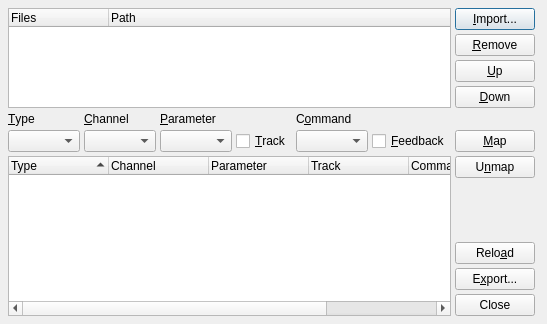
Qt form src/qtractorMidiControlForm.ui (rncbc/qtractor) before a commit.
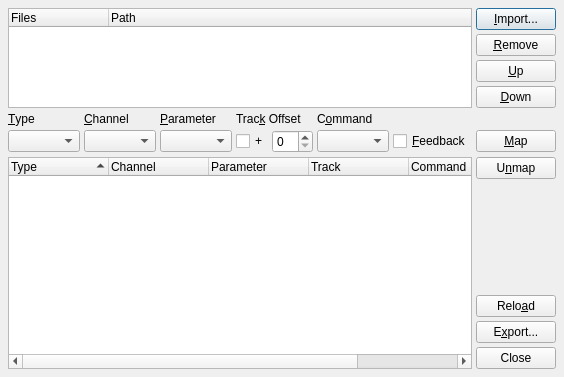
The same form after that commit. Icons and pictures are not drawn.

Commit message: - MIDI controller mapping finally refactored to support   some other MIDI event types than just CC (0xBn) ones   (RETROFIX).

Diff of the .ui file:
```diff
--- a/src/qtractorMidiControlForm.ui
+++ b/src/qtractorMidiControlForm.ui
@@ -20,13 +20,13 @@
 
  </comment>
  <class>qtractorMidiControlForm</class>
- <widget class="QDialog" name="qtractorMidiControlForm" >
-  <property name="geometry" >
+ <widget class="QDialog" name="qtractorMidiControlForm">
+  <property name="geometry">
    <rect>
     <x>0</x>
     <y>0</y>
-    <width>480</width>
-    <height>320</height>
+    <width>538</width>
+    <height>377</height>
    </rect>
   </property>
   <property name="windowTitle" >
@@ -36,9 +36,9 @@
    <iconset>:/images/itemControllers.png</iconset>
   </property>
   <layout class="QGridLayout">
-   <item rowspan="4" row="0" column="0" colspan="6" >
-    <widget class="QTreeWidget" name="FilesListView" >
-     <property name="toolTip" >
+   <item row="0" column="0" rowspan="4" colspan="7">
+    <widget class="QTreeWidget" name="FilesListView">
+     <property name="toolTip">
       <string>Controller files</string>
      </property>
      <property name="rootIsDecorated" >
@@ -65,9 +65,9 @@
      </column>
     </widget>
    </item>
-   <item row="0" column="6" >
-    <widget class="QPushButton" name="ImportPushButton" >
-     <property name="toolTip" >
+   <item row="0" column="7">
+    <widget class="QPushButton" name="ImportPushButton">
+     <property name="toolTip">
       <string>Import controller files</string>
      </property>
      <property name="text" >
@@ -81,9 +81,9 @@
      </property>
     </widget>
    </item>
-   <item row="1" column="6" >
-    <widget class="QPushButton" name="RemovePushButton" >
-     <property name="toolTip" >
+   <item row="1" column="7">
+    <widget class="QPushButton" name="RemovePushButton">
+     <property name="toolTip">
       <string>Remove controller file</string>
      </property>
      <property name="text" >
@@ -97,9 +97,9 @@
      </property>
     </widget>
    </item>
-   <item row="2" column="6" >
-    <widget class="QPushButton" name="MoveUpPushButton" >
-     <property name="toolTip" >
+   <item row="2" column="7">
+    <widget class="QPushButton" name="MoveUpPushButton">
+     <property name="toolTip">
       <string>Move controller file up on list order</string>
      </property>
      <property name="text" >
@@ -113,9 +113,9 @@
      </property>
     </widget>
    </item>
-   <item row="3" column="6" >
-    <widget class="QPushButton" name="MoveDownPushButton" >
-     <property name="toolTip" >
+   <item row="3" column="7">
+    <widget class="QPushButton" name="MoveDownPushButton">
+     <property name="toolTip">
       <string>Move controller file down on list order</string>
      </property>
      <property name="text" >
@@ -155,9 +155,9 @@
      </property>
     </widget>
    </item>
-   <item row="4" column="2" colspan="2" >
-    <widget class="QLabel" name="ParamTextLabel" >
-     <property name="text" >
+   <item row="4" column="2">
+    <widget class="QLabel" name="ParamTextLabel">
+     <property name="text">
       <string>&amp;Parameter</string>
      </property>
      <property name="alignment" >
@@ -168,9 +168,22 @@
      </property>
     </widget>
    </item>
-   <item row="4" column="4" >
-    <widget class="QLabel" name="CommandTextLabel" >
-     <property name="text" >
+   <item row="4" column="3" colspan="2">
+    <widget class="QLabel" name="TrackTextLabel">
+     <property name="text">
+      <string>Trac&amp;k Offset</string>
+     </property>
+     <property name="alignment">
+      <set>Qt::AlignBottom|Qt::AlignLeading|Qt::AlignLeft</set>
+     </property>
+     <property name="buddy">
+      <cstring>TrackSpinBox</cstring>
+     </property>
+    </widget>
+   </item>
+   <item row="4" column="5">
+    <widget class="QLabel" name="CommandTextLabel">
+     <property name="text">
       <string>C&amp;ommand</string>
      </property>
      <property name="alignment" >
@@ -181,7 +194,7 @@
      </property>
     </widget>
    </item>
-   <item row="4" column="6" colspan="2" >
+   <item row="4" column="6">
     <spacer>
      <property name="orientation" >
       <enum>Qt::Horizontal</enum>
@@ -220,21 +233,31 @@
      <property name="toolTip" >
       <string>MIDI Controller (track)</string>
      </property>
-     <property name="text" >
-      <string>&amp;Track</string>
+     <property name="text">
+      <string>+</string>
      </property>
     </widget>
    </item>
-   <item row="5" column="4" >
-    <widget class="QComboBox" name="CommandComboBox" >
-     <property name="toolTip" >
+   <item row="5" column="4">
+    <widget class="QSpinBox" name="TrackSpinBox">
+     <property name="toolTip">
+      <string>Track offset</string>
+     </property>
+     <property name="minimum">
+      <number>0</number>
+     </property>
+    </widget>
+   </item>
+   <item row="5" column="5">
+    <widget class="QComboBox" name="CommandComboBox">
+     <property name="toolTip">
       <string>Command action</string>
      </property>
     </widget>
    </item>
-   <item row="5" column="5" >
-    <widget class="QCheckBox" name="FeedbackCheckBox" >
-     <property name="toolTip" >
+   <item row="5" column="6">
+    <widget class="QCheckBox" name="FeedbackCheckBox">
+     <property name="toolTip">
       <string>Command feedback</string>
      </property>
      <property name="text" >
@@ -242,9 +265,9 @@
      </property>
     </widget>
    </item>
-   <item row="5" column="6" >
-    <widget class="QPushButton" name="MapPushButton" >
-     <property name="toolTip" >
+   <item row="5" column="7">
+    <widget class="QPushButton" name="MapPushButton">
+     <property name="toolTip">
       <string>Map/update controller command</string>
      </property>
      <property name="text" >
@@ -258,9 +281,9 @@
      </property>
     </widget>
    </item>
-   <item rowspan="5" row="6" column="0" colspan="6" >
-    <widget class="QTreeWidget" name="ControlMapListView" >
-     <property name="minimumSize" >
+   <item row="6" column="0" rowspan="5" colspan="7">
+    <widget class="QTreeWidget" name="ControlMapListView">
+     <property name="minimumSize">
       <size>
        <width>0</width>
        <height>160</height>
@@ -316,9 +339,9 @@
      </column>
     </widget>
    </item>
-   <item row="6" column="6" >
-    <widget class="QPushButton" name="UnmapPushButton" >
-     <property name="toolTip" >
+   <item row="6" column="7">
+    <widget class="QPushButton" name="UnmapPushButton">
+     <property name="toolTip">
       <string>Unmap/remove controller command</string>
      </property>
      <property name="text" >
@@ -332,22 +355,22 @@
      </property>
     </widget>
    </item>
-   <item row="7" column="6" >
+   <item row="7" column="7">
     <spacer>
      <property name="orientation" >
       <enum>Qt::Vertical</enum>
      </property>
-     <property name="sizeHint" >
+     <property name="sizeHint">
       <size>
        <width>20</width>
-       <height>49</height>
+       <height>8</height>
       </size>
      </property>
     </spacer>
    </item>
-   <item row="8" column="6" >
-    <widget class="QPushButton" name="ReloadPushButton" >
-     <property name="toolTip" >
+   <item row="8" column="7">
+    <widget class="QPushButton" name="ReloadPushButton">
+     <property name="toolTip">
       <string>Reload/apply all controller files</string>
      </property>
      <property name="text" >
@@ -361,9 +384,9 @@
      </property>
     </widget>
    </item>
-   <item row="9" column="6" >
-    <widget class="QPushButton" name="ExportPushButton" >
-     <property name="toolTip" >
+   <item row="9" column="7">
+    <widget class="QPushButton" name="ExportPushButton">
+     <property name="toolTip">
       <string>Export to controller file</string>
      </property>
      <property name="text" >
@@ -377,9 +400,9 @@
      </property>
     </widget>
    </item>
-   <item row="10" column="6" >
-    <widget class="QPushButton" name="ClosePushButton" >
-     <property name="toolTip" >
+   <item row="10" column="7">
+    <widget class="QPushButton" name="ClosePushButton">
+     <property name="toolTip">
       <string>Close this dialog</string>
      </property>
      <property name="text" >
@@ -392,7 +415,7 @@
    </item>
   </layout>
  </widget>
- <layoutdefault spacing="4" margin="8" />
+ <layoutdefault spacing="4" margin="8"/>
  <tabstops>
   <tabstop>FilesListView</tabstop>
   <tabstop>ImportPushButton</tabstop>
```
Left out of the diff: 178 changed lines with no effect on the pictures. The commit also changes 5 other files.
